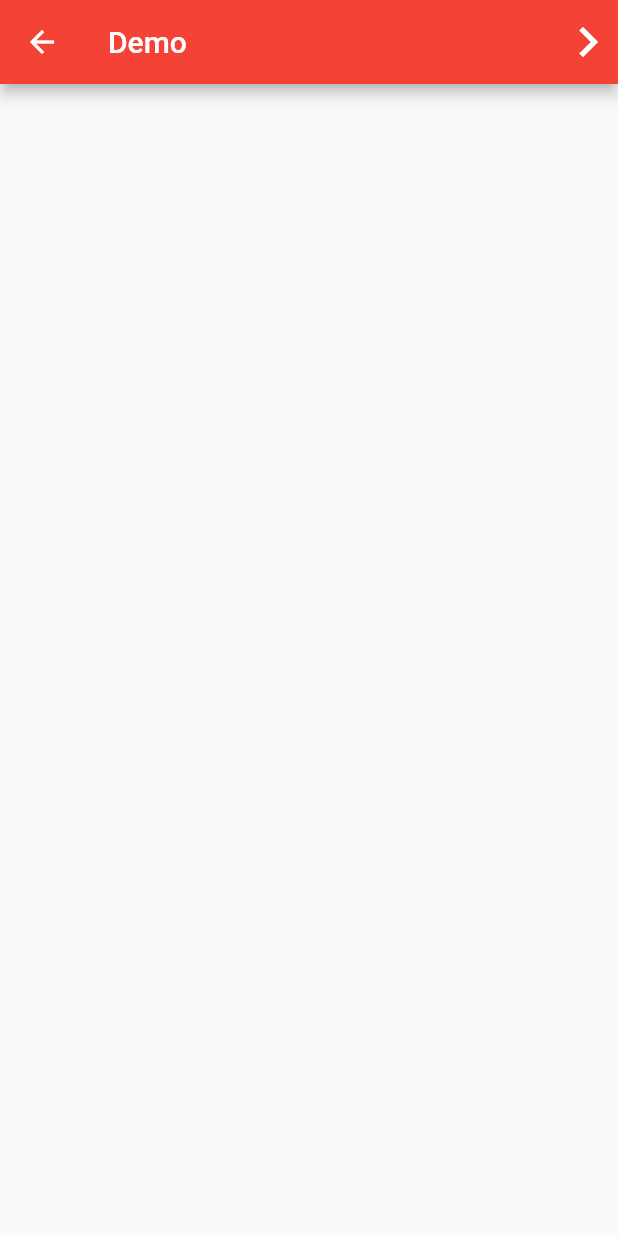
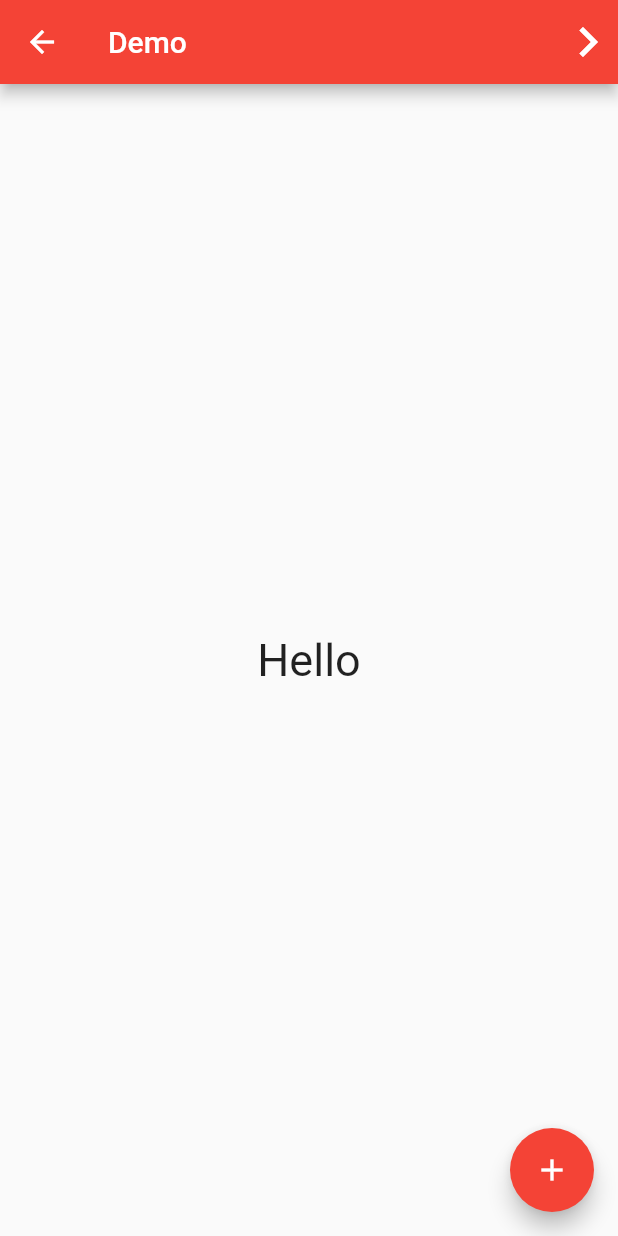
Before and after one commit to rahapal/ProviderStateManagement, a Flutter app: the DemoPage screen opened directly, on a phone screen of 412 x 824 dp. Run offline on Flutter 3.47's test engine with Material 2 defaults, Android fonts, the phone set to English and light mode, and no system bars.

```diff
--- a/lib/ScreenUsingProvider/Making_stateless_as_stateful.dart
+++ b/lib/ScreenUsingProvider/Making_stateless_as_stateful.dart
@@ -15,6 +15,18 @@ class DemoPage extends StatelessWidget {
           ),
         ),
       ]),
+      body: Center(
+        child: Text(
+          'Hello',
+          style: TextStyle(
+            fontSize: 30,
+          ),
+        ),
+      ),
+      floatingActionButton: FloatingActionButton(
+        onPressed: () {},
+        child: Icon(Icons.add),
+      ),
     );
   }
 }
```
